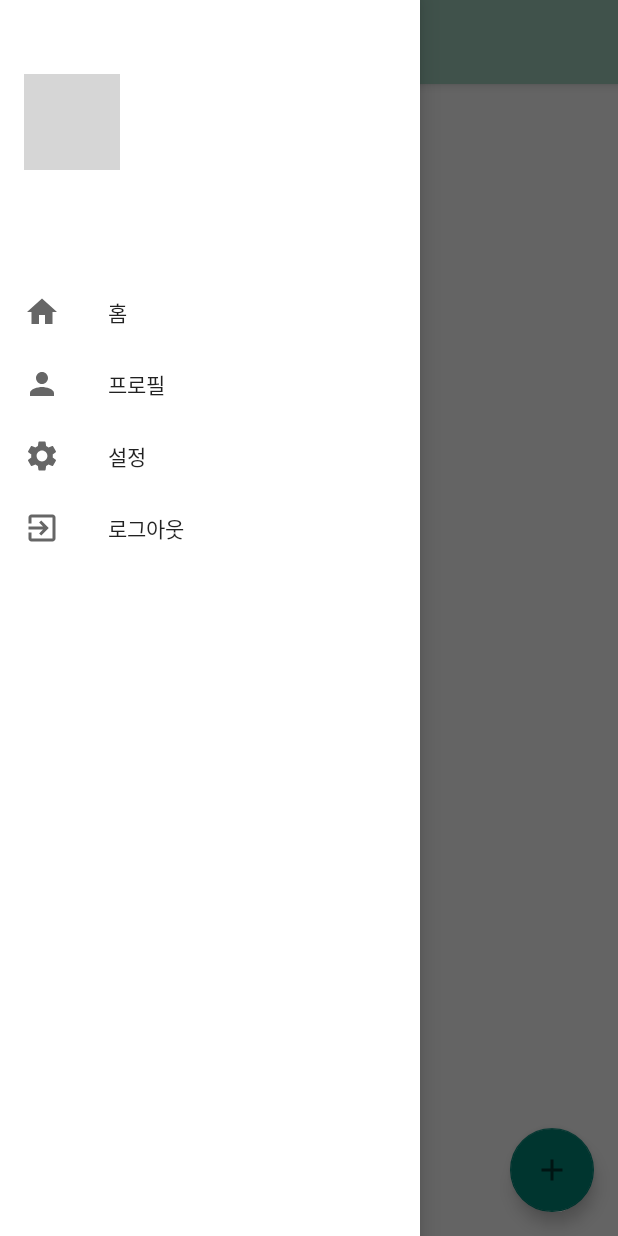
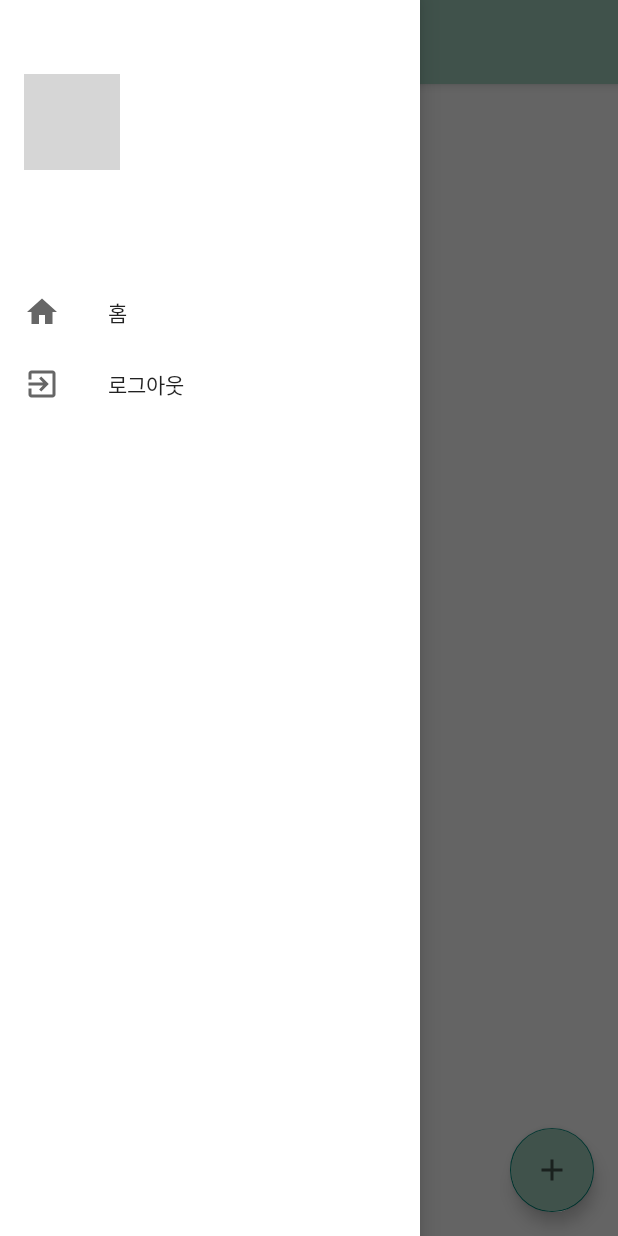
Before and after one commit to creampenne/BlogApp-Project, an Android app: the screen it shows after launch once a user with an empty profile is signed in (Home), with the side drawer open, on a phone screen of 412 x 824 dp. Run offline under Robolectric (Android 15) with nearby library versions, the phone set to English and light mode, and no system bars; our stand-ins replace Firebase (no records; nobody signed in at launch, a user with empty details on screens opened directly); grey boxes are pictures that could not be loaded.

Commit message:
최종 수정

```diff
--- a/app/src/main/java/com/cookandroid/blogappproject/Fragments/HomeFragment.java
+++ b/app/src/main/java/com/cookandroid/blogappproject/Fragments/HomeFragment.java
@@ -22,21 +22,7 @@ import com.google.firebase.database.ValueEventListener;
 import java.util.ArrayList;
 import java.util.List;
 
-/**
- * A simple {@link Fragment} subclass.
- * Use the {@link HomeFragment#newInstance} factory method to
- * create an instance of this fragment.
- */
 public class HomeFragment extends Fragment {
-
-    // TODO: Rename parameter arguments, choose names that match
-    // the fragment initialization parameters, e.g. ARG_ITEM_NUMBER
-    private static final String ARG_PARAM1 = "param1";
-    private static final String ARG_PARAM2 = "param2";
-
-    // TODO: Rename and change types of parameters
-    private String mParam1;
-    private String mParam2;
 
     RecyclerView postRecyclerView;
     PostAdapter postAdapter;
@@ -46,41 +32,18 @@ public class HomeFragment extends Fragment {
 
 
     public HomeFragment() {
-        // Required empty public constructor
-    }
-
-    /**
-     * Use this factory method to create a new instance of
-     * this fragment using the provided parameters.
-     *
-     * @param param1 Parameter 1.
-     * @param param2 Parameter 2.
-     * @return A new instance of fragment HomeFragment.
-     */
-    // TODO: Rename and change types and number of parameters
-    public static HomeFragment newInstance(String param1, String param2) {
-        HomeFragment fragment = new HomeFragment();
-        Bundle args = new Bundle();
-        args.putString(ARG_PARAM1, param1);
-        args.putString(ARG_PARAM2, param2);
-        fragment.setArguments(args);
-        return fragment;
     }
 
     @Override
     public void onCreate(Bundle savedInstanceState) {
         super.onCreate(savedInstanceState);
-        if (getArguments() != null) {
-            mParam1 = getArguments().getString(ARG_PARAM1);
-            mParam2 = getArguments().getString(ARG_PARAM2);
-        }
     }
 
     // Fragment 화면 구성
     @Override
     public View onCreateView(LayoutInflater inflater, ViewGroup container,
                              Bundle savedInstanceState) {
-        // Inflate the layout for this fragment
+
         View fragmentView = inflater.inflate(R.layout.fragment_home, container, false);
         postRecyclerView = fragmentView.findViewById(R.id.postRV);
         postRecyclerView.setLayoutManager(new LinearLayoutManager(getActivity()));
--- a/app/src/main/res/drawable/ic_baseline_person_24.xml
+++ /dev/null
@@ -1,10 +0,0 @@
-<vector xmlns:android="http://schemas.android.com/apk/res/android"
-    android:width="24dp"
-    android:height="24dp"
-    android:viewportWidth="24"
-    android:viewportHeight="24"
-    android:tint="?attr/colorControlNormal">
-  <path
-      android:fillColor="@android:color/white"
-      android:pathData="M12,12c2.21,0 4,-1.79 4,-4s-1.79,-4 -4,-4 -4,1.79 -4,4 1.79,4 4,4zM12,14c-2.67,0 -8,1.34 -8,4v2h16v-2c0,-2.66 -5.33,-4 -8,-4z"/>
-</vector>
--- a/app/src/main/res/drawable/ic_baseline_settings_24.xml
+++ /dev/null
@@ -1,10 +0,0 @@
-<vector xmlns:android="http://schemas.android.com/apk/res/android"
-    android:width="24dp"
-    android:height="24dp"
-    android:viewportWidth="24"
-    android:viewportHeight="24"
-    android:tint="?attr/colorControlNormal">
-  <path
-      android:fillColor="@android:color/white"
-      android:pathData="M19.14,12.94c0.04,-0.3 0.06,-0.61 0.06,-0.94c0,-0.32 -0.02,-0.64 -0.07,-0.94l2.03,-1.58c0.18,-0.14 0.23,-0.41 0.12,-0.61l-1.92,-3.32c-0.12,-0.22 -0.37,-0.29 -0.59,-0.22l-2.39,0.96c-0.5,-0.38 -1.03,-0.7 -1.62,-0.94L14.4,2.81c-0.04,-0.24 -0.24,-0.41 -0.48,-0.41h-3.84c-0.24,0 -0.43,0.17 -0.47,0.41L9.25,5.35C8.66,5.59 8.12,5.92 7.63,6.29L5.24,5.33c-0.22,-0.08 -0.47,0 -0.59,0.22L2.74,8.87C2.62,9.08 2.66,9.34 2.86,9.48l2.03,1.58C4.84,11.36 4.8,11.69 4.8,12s0.02,0.64 0.07,0.94l-2.03,1.58c-0.18,0.14 -0.23,0.41 -0.12,0.61l1.92,3.32c0.12,0.22 0.37,0.29 0.59,0.22l2.39,-0.96c0.5,0.38 1.03,0.7 1.62,0.94l0.36,2.54c0.05,0.24 0.24,0.41 0.48,0.41h3.84c0.24,0 0.44,-0.17 0.47,-0.41l0.36,-2.54c0.59,-0.24 1.13,-0.56 1.62,-0.94l2.39,0.96c0.22,0.08 0.47,0 0.59,-0.22l1.92,-3.32c0.12,-0.22 0.07,-0.47 -0.12,-0.61L19.14,12.94zM12,15.6c-1.98,0 -3.6,-1.62 -3.6,-3.6s1.62,-3.6 3.6,-3.6s3.6,1.62 3.6,3.6S13.98,15.6 12,15.6z"/>
-</vector>
--- a/app/src/main/res/layout/app_bar_home.xml
+++ b/app/src/main/res/layout/app_bar_home.xml
@@ -29,6 +29,7 @@
         android:layout_gravity="bottom|end"
         android:layout_margin="@dimen/fab_margin"
         android:src="@drawable/ic_baseline_add_24"
+        android:backgroundTint="@color/green_500"
         android:contentDescription="@string/fab" />
 
 </androidx.coordinatorlayout.widget.CoordinatorLayout>
--- a/app/src/main/res/layout/content_home.xml
+++ b/app/src/main/res/layout/content_home.xml
@@ -11,10 +11,6 @@
     <FrameLayout
         android:id="@+id/container"
         android:layout_width="match_parent"
-        android:layout_height="match_parent" >
-
-
-
-    </FrameLayout>
+        android:layout_height="match_parent" />
 
 </androidx.constraintlayout.widget.ConstraintLayout>
--- a/app/src/main/res/menu/activity_home_drawer.xml
+++ b/app/src/main/res/menu/activity_home_drawer.xml
@@ -9,14 +9,6 @@
             android:icon="@drawable/ic_baseline_home_24"
             android:title="@string/nav_home" />
         <item
-            android:id="@+id/nav_profile"
-            android:icon="@drawable/ic_baseline_person_24"
-            android:title="@string/nav_profile" />
-        <item
-            android:id="@+id/nav_settings"
-            android:icon="@drawable/ic_baseline_settings_24"
-            android:title="@string/nav_settings" />
-        <item
             android:id="@+id/nav_signout"
             android:icon="@drawable/ic_baseline_exit_to_app_24"
             android:title="@string/nav_signout" />
--- a/app/src/main/res/values/strings.xml
+++ b/app/src/main/res/values/strings.xml
@@ -1,5 +1,5 @@
 <resources>
-    <string name="app_name">PortBlog</string>
+    <string name="app_name">PortLog</string>
 
     // activity_register.xml
     <string name="reguserphoto">userphoto</string>
@@ -8,6 +8,7 @@
     <string name="regPassword">비밀번호</string>
     <string name="regPassword2">비밀번호 확인</string>
     <string name="regButton">회원가입</string>
+    <string name="reguserphotodes">프로필 이미지 등록</string>
 
     // activity_login.xml
     <string name="logUserPhoto">userphoto</string>
@@ -31,10 +32,8 @@
     // app_bar_home.xml
     <string name="fab">New Post</string>
 
-    // activity_home2_drawer.xml
+    // activity_home_drawer.xml
     <string name="nav_home">홈</string>
-    <string name="nav_profile">프로필</string>
-    <string name="nav_settings">설정</string>
     <string name="nav_signout">로그아웃</string>
 
     // popup_add_post.xml
```
Also changed, not shown: app/src/main/java/com/cookandroid/blogappproject/Activities/Home.java (+0 -8 lines), app/src/main/java/com/cookandroid/blogappproject/Fragments/ProfileFragment.java (deleted, +0 -65 lines), app/src/main/java/com/cookandroid/blogappproject/Fragments/SettingsFragment.java (deleted, +0 -65 lines), app/src/main/res/layout/activity_post_detail.xml (+8 -7 lines), app/src/main/res/layout/activity_register.xml (+9 -0 lines), app/src/main/res/layout/fragment_profile.xml (deleted, +0 -13 lines), app/src/main/res/layout/fragment_settings.xml (deleted, +0 -13 lines), 1 other file.
